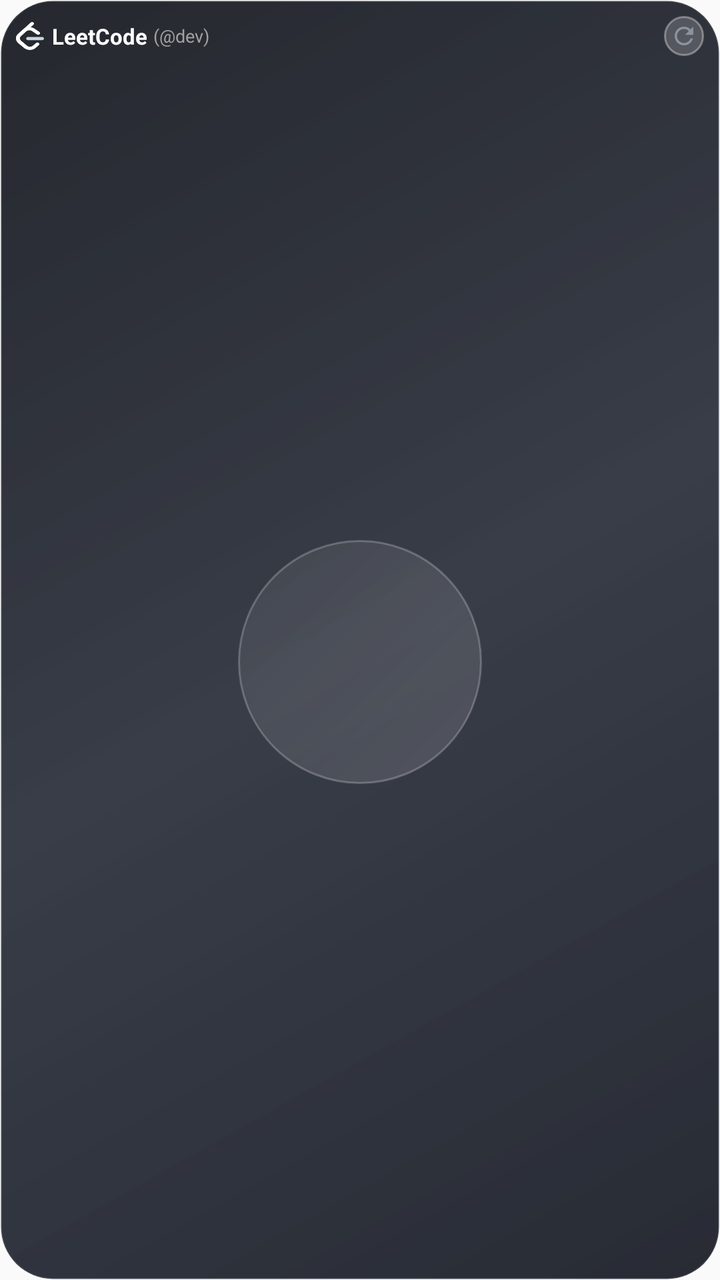
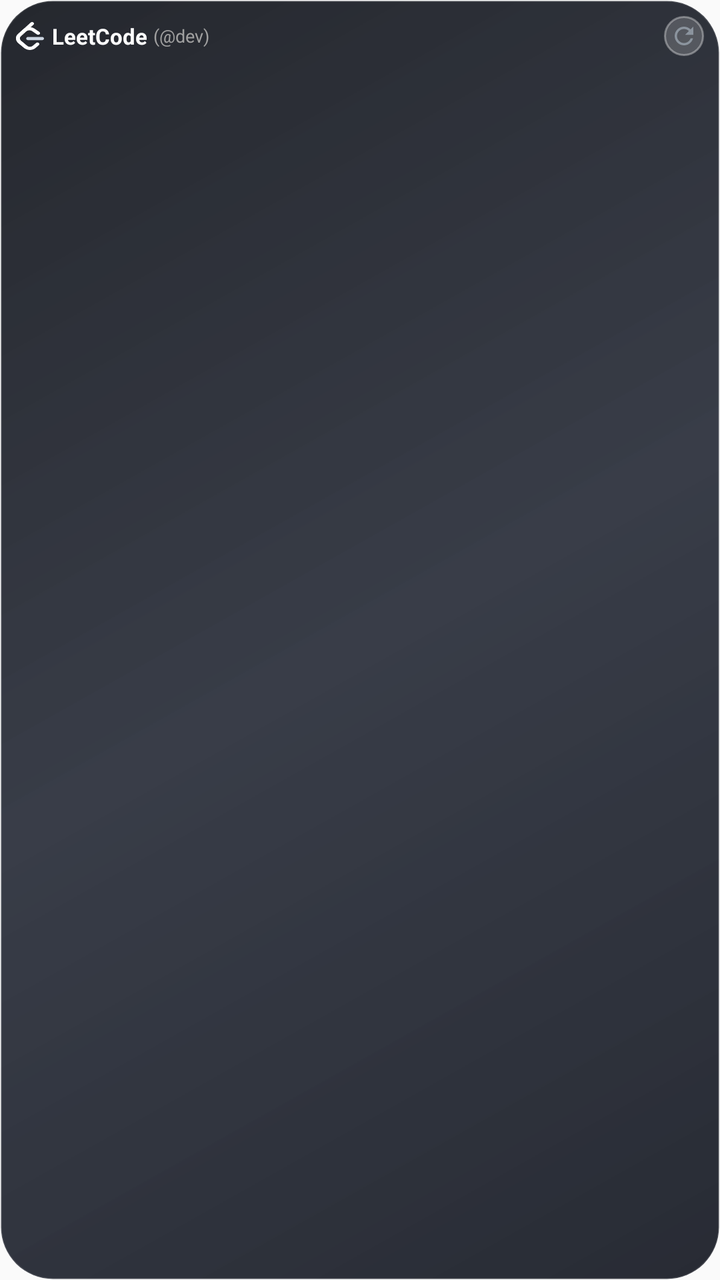

Two renders of the same Android screen: before a commit and after it. Below are the layout's source before the change and the commit's diff.
<!-- AndroidManifest.xml: application theme Theme.DevWidgets -->
<!-- res/layout/widget_leetcode_circle.xml -->
<?xml version="1.0" encoding="utf-8"?>
<FrameLayout xmlns:android="http://schemas.android.com/apk/res/android"
    android:layout_width="match_parent"
    android:layout_height="match_parent">

    <ImageView
        android:id="@+id/iv_widget_wallpaper_bg"
        android:layout_width="match_parent"
        android:layout_height="match_parent"
        android:scaleType="centerCrop"
        android:visibility="gone" />

    <ImageView
        android:id="@+id/v_widget_wallpaper_scrim"
        android:layout_width="match_parent"
        android:layout_height="match_parent"
        android:background="#80000000"
        android:visibility="gone" />

    <LinearLayout
        android:id="@+id/widget_root"
        android:layout_width="match_parent"
        android:layout_height="match_parent"
        android:orientation="vertical"
        android:background="@drawable/widget_glass_chassis"
        android:padding="8dp">

        
        <RelativeLayout
            android:id="@+id/header_bar"
            android:layout_width="match_parent"
            android:layout_height="wrap_content"
            android:layout_marginBottom="2dp">

            <LinearLayout
                android:id="@+id/header_right_wrap"
                android:layout_width="wrap_content"
                android:layout_height="wrap_content"
                android:orientation="horizontal"
                android:gravity="center_vertical"
                android:layout_alignParentEnd="true"
                android:layout_centerVertical="true"
                android:layout_marginStart="8dp">

                <ImageView
                    android:id="@+id/btn_refresh"
                    android:layout_width="20dp"
                    android:layout_height="20dp"
                    android:background="@drawable/widget_icon_button_glass"
                    android:padding="3dp"
                    android:src="@drawable/ic_refresh"
                    android:contentDescription="Refresh" />
            </LinearLayout>

            <LinearLayout
                android:id="@+id/section_header_brand"
                android:layout_width="wrap_content"
                android:layout_height="wrap_content"
                android:orientation="horizontal"
                android:gravity="center_vertical"
                android:layout_alignParentStart="true"
                android:layout_toStartOf="@id/header_right_wrap"
                android:layout_centerVertical="true">

                <ImageView
                    android:id="@+id/iv_lc_brand_logo"
                    android:layout_width="14dp"
                    android:layout_height="14dp"
                    android:src="@drawable/ic_leetcode_logo"
                    android:layout_marginEnd="4dp"
                    android:contentDescription="LeetCode Logo" />

                <TextView
                    android:id="@+id/tv_lc_title"
                    android:layout_width="wrap_content"
                    android:layout_height="wrap_content"
                    android:text="LeetCode"
                    android:textColor="#FFFFFF"
                    android:textSize="11sp"
                    android:textStyle="bold"
                    android:singleLine="true" />

                <TextView
                    android:id="@+id/tv_lc_user_tag"
                    android:layout_width="wrap_content"
                    android:layout_height="wrap_content"
                    android:layout_marginStart="3dp"
                    android:text="(@dev)"
                    android:textColor="#A0A0A0"
                    android:textSize="9sp"
                    android:singleLine="true"
                    android:ellipsize="end" />
            </LinearLayout>
        </RelativeLayout>

        
        <FrameLayout
            android:id="@+id/section_circle_container"
            android:layout_width="match_parent"
            android:layout_height="0dp"
            android:layout_weight="1">

            
            <FrameLayout
                android:id="@+id/section_leetcode"
                android:layout_width="wrap_content"
                android:layout_height="wrap_content"
                android:layout_gravity="center"
                android:background="@drawable/widget_glass_circle"
                android:padding="4dp">

                <ImageView
                    android:id="@+id/iv_leetcode_circle"
                    android:layout_width="114dp"
                    android:layout_height="114dp"
                    android:scaleType="fitCenter"
                    android:contentDescription="LeetCode Gauge" />
            </FrameLayout>
        </FrameLayout>
    </LinearLayout>
</FrameLayout>
<!-- resources referenced by this layout -->
<resources>
  <!-- drawable ic_leetcode_logo (drawable) -->
  <vector xmlns:android="http://schemas.android.com/apk/res/android"
      android:width="20dp"
      android:height="20dp"
      android:viewportWidth="94"
      android:viewportHeight="111">
      
      
      <path
          android:fillColor="#FFFFFF"
          android:pathData="M49.4124,2.0234 C51.8179,-0.5523 55.8523,-0.6869 58.4235,1.7228 C60.9946,4.1324 61.129,8.1739 58.7235,10.7495 L15.9282,56.5729 C11.2774,61.552 11.7867,69.5738 17.1459,74.8292 L36.9094,94.2091 C39.4256,96.6764 39.4686,100.7198 37.0056,103.2403 C34.5426,105.7609 30.5063,105.804 27.9901,103.3367 L8.2265,83.9567 C-1.9247,74.0021 -2.936,58.0741 6.6175,47.8463 L49.4124,2.0234 Z" />
      
      <path
          android:fillColor="#CBD5E1"
          android:pathData="M40.607,72.0014 C37.086,72.0014 34.2317,69.1421 34.2317,65.615 C34.2317,62.0879 37.086,59.2286 40.607,59.2286 L87.6247,59.2286 C91.1457,59.2286 94,62.0879 94,65.615 C94,69.1421 91.1457,72.0014 87.6247,72.0014 L40.607,72.0014 Z" />
      
      <path
          android:fillColor="#FFFFFF"
          android:pathData="M67.5068,83.0664 C70.0005,80.5764 74.0371,80.5829 76.5228,83.0809 C79.0085,85.579 79.002,89.6226 76.5083,92.1127 L65.4351,103.1696 C55.2192,113.3707 38.5605,113.5187 28.1723,103.5132 C28.1122,103.4557 23.4866,98.9201 8.227,83.957 C-1.9248,74.0029 -2.9361,58.0749 6.617,47.8464 L24.4287,28.7745 C33.91,18.6219 51.3874,17.5122 62.228,26.2789 L78.4053,39.362 C81.1449,41.5776 81.5728,45.5985 79.3611,48.3429 C77.1493,51.0873 73.1355,51.5159 70.3959,49.3003 L54.2187,36.2173 C48.5493,31.6325 38.6319,32.2622 33.7399,37.5006 L15.9279,56.5727 C11.2772,61.5522 11.7866,69.574 17.1461,74.8292 C28.3515,85.8169 36.9874,94.2846 36.9974,94.2942 C42.3982,99.496 51.1309,99.4184 56.4336,94.1234 L67.5068,83.0664 Z" />
  </vector>
  <!-- drawable ic_refresh (drawable) -->
  <vector xmlns:android="http://schemas.android.com/apk/res/android"
      android:width="20dp"
      android:height="20dp"
      android:viewportWidth="24"
      android:viewportHeight="24">
    <path
        android:fillColor="#8B949E"
        android:pathData="M17.65,6.35C16.2,4.9 14.21,4 12,4c-4.42,0 -7.99,3.58 -7.99,8s3.57,8 7.99,8c3.73,0 6.84,-2.55 7.73,-6h-2.08c-0.82,2.33 -3.04,4 -5.65,4 -3.31,0 -6,-2.69 -6,-6s2.69,-6 6,-6c1.66,0 3.14,0.69 4.22,1.78L13,11h7V4l-2.35,2.35z"/>
  </vector>
  <!-- drawable widget_glass_chassis (drawable) -->
  <?xml version="1.0" encoding="utf-8"?>
  <shape xmlns:android="http://schemas.android.com/apk/res/android"
      android:shape="rectangle">
      
      <gradient
          android:angle="135"
          android:startColor="#E610141E"
          android:centerColor="#D9161B28"
          android:endColor="#E60D1017" />
      <corners android:radius="26dp" />
      <stroke
          android:width="1dp"
          android:color="#20FFFFFF" />
  </shape>
  <!-- drawable widget_glass_circle (drawable) -->
  <?xml version="1.0" encoding="utf-8"?>
  <shape xmlns:android="http://schemas.android.com/apk/res/android"
      android:shape="oval">
      
      <gradient
          android:angle="135"
          android:startColor="#22FFFFFF"
          android:endColor="#10FFFFFF" />
      <stroke
          android:width="1dp"
          android:color="#38FFFFFF" />
  </shape>
  <!-- drawable widget_icon_button_glass (drawable) -->
  <?xml version="1.0" encoding="utf-8"?>
  <shape xmlns:android="http://schemas.android.com/apk/res/android"
      android:shape="oval">
      
      <solid android:color="#2EFFFFFF" />
      <stroke
          android:width="1dp"
          android:color="#59FFFFFF" />
  </shape>
  <style name="Theme.DevWidgets" parent="android:Theme.Material.Light.NoActionBar" />
</resources>

<!-- the commit's change to res/layout/widget_leetcode_circle.xml (unified diff, before → after) -->
@@ -106,8 +106,7 @@
                 android:layout_width="wrap_content"
                 android:layout_height="wrap_content"
                 android:layout_gravity="center"
-                android:background="@drawable/widget_glass_circle"
-                android:padding="4dp">
+                android:background="@android:color/transparent">
 
                 <ImageView
                     android:id="@+id/iv_leetcode_circle"
<!-- resource entries referenced after the edit -->
@@ -45,19 +45,6 @@
           android:width="1dp"
           android:color="#20FFFFFF" />
   </shape>
-  <!-- drawable widget_glass_circle (drawable) -->
-  <?xml version="1.0" encoding="utf-8"?>
-  <shape xmlns:android="http://schemas.android.com/apk/res/android"
-      android:shape="oval">
-      
-      <gradient
-          android:angle="135"
-          android:startColor="#22FFFFFF"
-          android:endColor="#10FFFFFF" />
-      <stroke
-          android:width="1dp"
-          android:color="#38FFFFFF" />
-  </shape>
   <!-- drawable widget_icon_button_glass (drawable) -->
   <?xml version="1.0" encoding="utf-8"?>
   <shape xmlns:android="http://schemas.android.com/apk/res/android"
